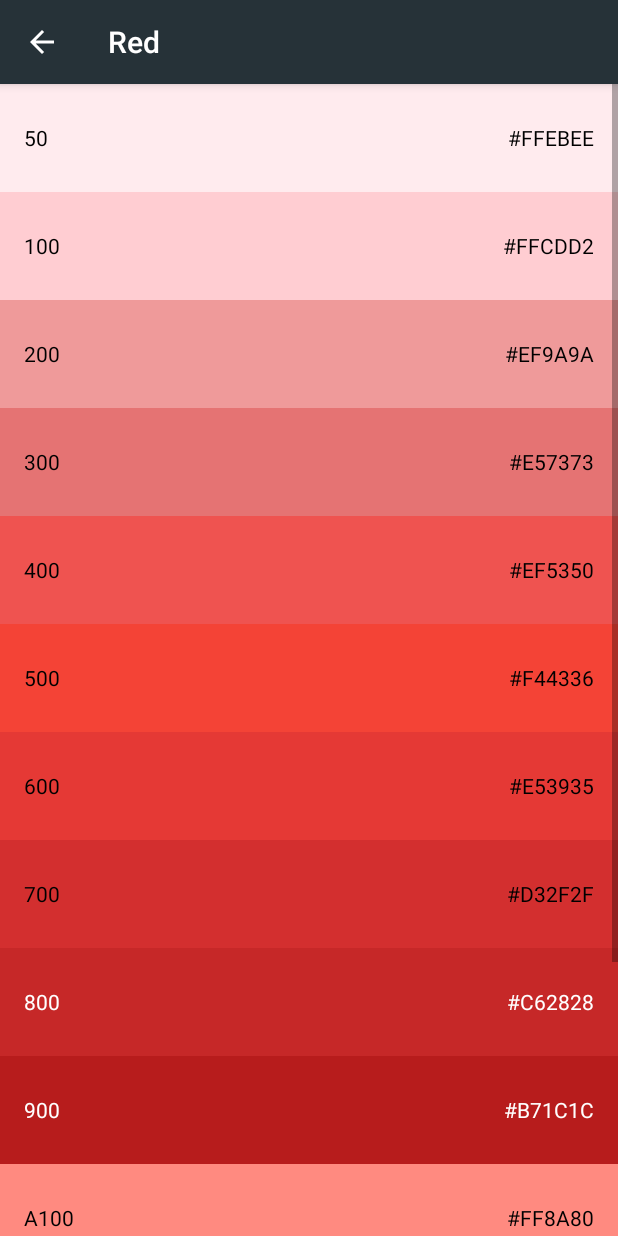
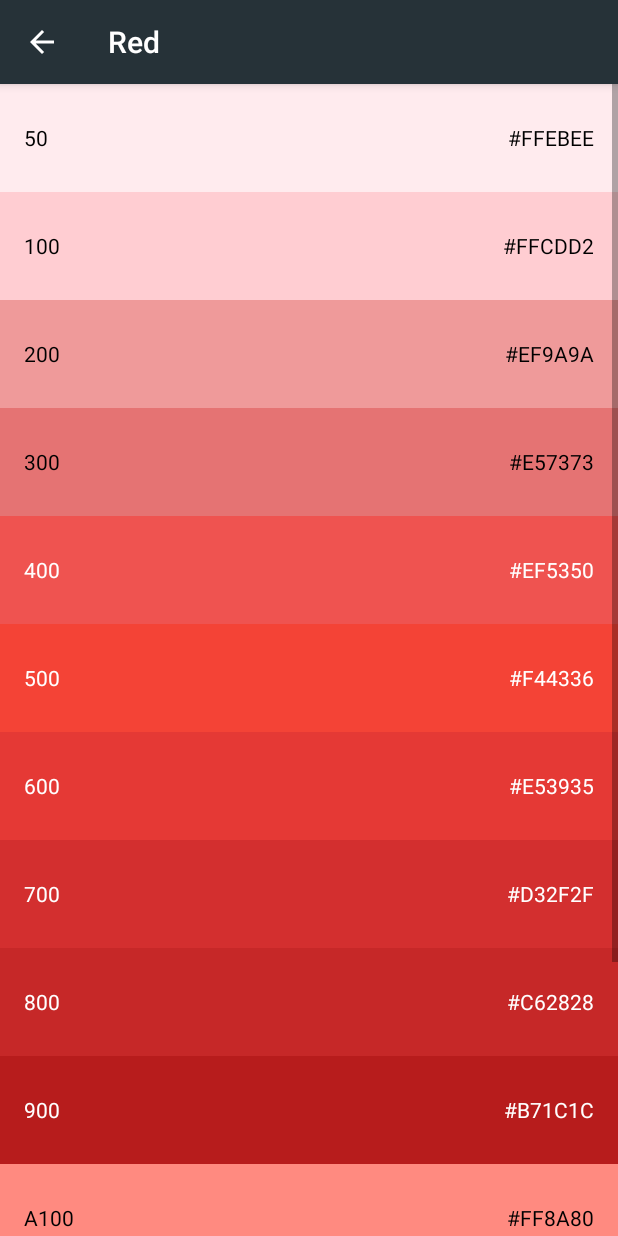
Before and after one commit to neivin/MaterialColorPalette, an Android app: the screen it shows after launch (ColorDetailActivity), after a tap on "Red", on a phone screen of 412 x 824 dp. Run offline under Robolectric (Android 15) with nearby library versions, the phone set to English and light mode, and no system bars.

```diff
--- a/app/src/main/java/com/neivin/materialcolorpalette/ColorListAdapter.java
+++ b/app/src/main/java/com/neivin/materialcolorpalette/ColorListAdapter.java
@@ -23,8 +23,8 @@ public class ColorListAdapter extends ArrayAdapter<ColorValue> {
     public View getView(int position, View convertView, ViewGroup parent) {
         View listItemView = convertView;
 
-        if(listItemView == null){
-            listItemView = LayoutInflater.from(getContext()).inflate(R.layout.list_item_layout,parent,false);
+        if (listItemView == null) {
+            listItemView = LayoutInflater.from(getContext()).inflate(R.layout.list_item_layout, parent, false);
         }
 
         ColorValue color = getItem(position);
@@ -40,24 +40,24 @@ public class ColorListAdapter extends ArrayAdapter<ColorValue> {
         // Set the background color
         listItemView.setBackgroundColor(Color.parseColor(color.getHexCode()));
 
+        // Algorithm source: Blaskovicz on StackOverflow
+        // http://stackoverflow.com/questions/7785510/android-java-determining-if-text-color-will-blend-in-with-the-background?rq=1
+        // Determine if the text will blend with the background or not
 
-        /* How to tell if the color is light or dark from its hex value.
-         * Credit to Dunes on StackOverflow
-         */
-
-        // remove hash character from string
-        String rawFontColor = hexCode.substring(1,hexCode.length());
+        //remove hash character from string
+        String rawFontColor = hexCode.substring(1, hexCode.length());
 
         // convert hex string to int
-        int rgb = Integer.parseInt(rawFontColor, 16);
+        int rgbColor = Integer.parseInt(rawFontColor, 16);
 
-        float [] hsv = new float[3];
+        // Get RGB values of color
+        float[] rgb = {Color.red(rgbColor), Color.green(rgbColor), Color.blue(rgbColor)};
 
-        Color.RGBToHSV(Color.red(rgb), Color.green(rgb), Color.blue(rgb), hsv);
+        // Get an acceptable contrast ratio that coincides with material guidelines
+        int brightness = (int) Math.sqrt(rgb[0] * rgb[0] * .241 + rgb[1]
+                * rgb[1] * .691 + rgb[2] * rgb[2] * .068);
 
-        float brightness = hsv[2];
-
-        if (brightness <= 0.8) {
+        if (brightness < 150) {
             // use white text
             colorGradeView.setTextColor(Color.WHITE);
             colorHexCodeView.setTextColor(Color.WHITE);
@@ -67,7 +67,6 @@ public class ColorListAdapter extends ArrayAdapter<ColorValue> {
             colorHexCodeView.setTextColor(Color.BLACK);
         }
 
-
         return listItemView;
     }
 }
```
